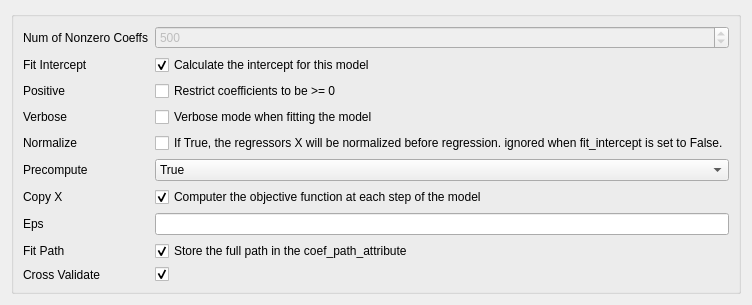
tisaconundrum2/PySAT-GUI, file ui/LARS.ui: the form before one commit.
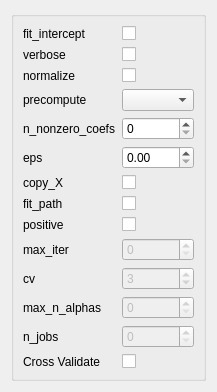
The form after the commit.

Commit message: Update to match sklearn libraries

```diff
--- a/ui/LARS.ui
+++ b/ui/LARS.ui
@@ -2,14 +2,6 @@
 <ui version="4.0">
  <class>Form</class>
  <widget class="QWidget" name="Form">
-  <property name="geometry">
-   <rect>
-    <x>0</x>
-    <y>0</y>
-    <width>677</width>
-    <height>267</height>
-   </rect>
-  </property>
   <property name="sizePolicy">
    <sizepolicy hsizetype="Ignored" vsizetype="Ignored">
     <horstretch>0</horstretch>
@@ -29,168 +21,161 @@
       <item row="0" column="0">
        <widget class="QLabel" name="numOfNonzeroCoeffsLabel">
         <property name="text">
-         <string>Num of Nonzero Coeffs</string>
+         <string>fit_intercept</string>
         </property>
        </widget>
       </item>
       <item row="0" column="1">
-       <widget class="QSpinBox" name="numOfNonzeroCoeffsSpinBox">
-        <property name="enabled">
-         <bool>false</bool>
-        </property>
-        <property name="maximum">
-         <number>999999</number>
-        </property>
-        <property name="value">
-         <number>500</number>
-        </property>
-       </widget>
+       <widget class="QCheckBox" name="fit_interceptCheckBox"/>
       </item>
       <item row="1" column="0">
-       <widget class="QLabel" name="fitInterceptLabel">
+       <widget class="QLabel" name="verboseLabel">
         <property name="text">
-         <string>Fit Intercept</string>
+         <string>verbose</string>
         </property>
        </widget>
       </item>
       <item row="1" column="1">
-       <widget class="QCheckBox" name="fitInterceptCheckBox">
-        <property name="text">
-         <string>Calculate the intercept for this model</string>
-        </property>
-        <property name="checked">
-         <bool>true</bool>
-        </property>
-       </widget>
+       <widget class="QCheckBox" name="verboseCheckBox"/>
       </item>
       <item row="2" column="0">
-       <widget class="QLabel" name="positiveLabel">
+       <widget class="QLabel" name="normalizeLabel">
         <property name="text">
-         <string>Positive</string>
+         <string>normalize</string>
         </property>
        </widget>
       </item>
       <item row="2" column="1">
-       <widget class="QCheckBox" name="positiveCheckBox">
-        <property name="text">
-         <string>Restrict coefficients to be &gt;= 0</string>
-        </property>
-       </widget>
+       <widget class="QCheckBox" name="normalizeCheckBox"/>
       </item>
       <item row="3" column="0">
-       <widget class="QLabel" name="verboseLabel">
+       <widget class="QLabel" name="precomputeLabel">
         <property name="text">
-         <string>Verbose</string>
+         <string>precompute</string>
         </property>
        </widget>
       </item>
       <item row="3" column="1">
-       <widget class="QCheckBox" name="verboseCheckBox">
-        <property name="text">
-         <string>Verbose mode when fitting the model</string>
-        </property>
-       </widget>
+       <widget class="QComboBox" name="precomputeComboBox"/>
       </item>
       <item row="4" column="0">
-       <widget class="QLabel" name="normalizeLabel">
+       <widget class="QLabel" name="n_nonzero_coefsLabel">
         <property name="text">
-         <string>Normalize</string>
+         <string>n_nonzero_coefs</string>
         </property>
        </widget>
       </item>
       <item row="4" column="1">
-       <widget class="QCheckBox" name="normalizeCheckBox">
-        <property name="text">
-         <string>If True, the regressors X will be normalized before regression. ignored when fit_intercept is set to False.</string>
-        </property>
-       </widget>
+       <widget class="QSpinBox" name="n_nonzero_coefsSpinBox"/>
       </item>
       <item row="5" column="0">
-       <widget class="QLabel" name="precomputeLabel">
+       <widget class="QLabel" name="epsLabel">
         <property name="text">
-         <string>Precompute</string>
+         <string>eps</string>
         </property>
        </widget>
       </item>
       <item row="5" column="1">
-       <widget class="QComboBox" name="precomputeComboBox">
-        <item>
-         <property name="text">
-          <string>True</string>
-         </property>
-        </item>
-        <item>
-         <property name="text">
-          <string>False</string>
-         </property>
-        </item>
-        <item>
-         <property name="text">
-          <string>auto</string>
-         </property>
-        </item>
-       </widget>
+       <widget class="QDoubleSpinBox" name="epsDoubleSpinBox"/>
       </item>
       <item row="6" column="0">
        <widget class="QLabel" name="copyXLabel">
         <property name="text">
-         <string>Copy X</string>
+         <string>copy_X</string>
         </property>
        </widget>
       </item>
       <item row="6" column="1">
-       <widget class="QCheckBox" name="copyXCheckBox">
-        <property name="text">
-         <string>Computer the objective function at each step of the model</string>
-        </property>
-        <property name="checked">
-         <bool>true</bool>
-        </property>
-       </widget>
+       <widget class="QCheckBox" name="copy_XCheckBox"/>
       </item>
       <item row="7" column="0">
-       <widget class="QLabel" name="epsLabel">
+       <widget class="QLabel" name="fit_pathLabel">
         <property name="text">
-         <string>Eps</string>
+         <string>fit_path</string>
         </property>
        </widget>
       </item>
+      <item row="7" column="1">
+       <widget class="QCheckBox" name="fit_pathCheckBox"/>
+      </item>
       <item row="8" column="0">
-       <widget class="QLabel" name="fitPathLabel">
+       <widget class="QLabel" name="positiveLabel">
         <property name="text">
-         <string>Fit Path</string>
+         <string>positive</string>
         </property>
        </widget>
       </item>
       <item row="8" column="1">
-       <widget class="QCheckBox" name="fitPathCheckBox">
-        <property name="text">
-         <string>Store the full path in the coef_path_attribute</string>
-        </property>
-        <property name="checked">
-         <bool>true</bool>
-        </property>
-       </widget>
+       <widget class="QCheckBox" name="positiveCheckBox"/>
       </item>
       <item row="9" column="0">
        <widget class="QLabel" name="crossValidatePathLabel">
         <property name="text">
-         <string>Cross Validate</string>
+         <string>max_iter</string>
         </property>
        </widget>
       </item>
       <item row="9" column="1">
-       <widget class="QCheckBox" name="crossValidateCheckBox">
+       <widget class="QSpinBox" name="max_iterSpinBox">
+        <property name="enabled">
+         <bool>false</bool>
+        </property>
+       </widget>
+      </item>
+      <item row="10" column="0">
+       <widget class="QLabel" name="cvLabel">
         <property name="text">
-         <string/>
+         <string>cv</string>
         </property>
-        <property name="checked">
-         <bool>true</bool>
+       </widget>
+      </item>
+      <item row="10" column="1">
+       <widget class="QSpinBox" name="cvSpinBox">
+        <property name="enabled">
+         <bool>false</bool>
         </property>
+        <property name="value">
+         <number>3</number>
+        </property>
        </widget>
       </item>
-      <item row="7" column="1">
-       <widget class="QLineEdit" name="epsDoubleLineEdit"/>
+      <item row="11" column="0">
+       <widget class="QLabel" name="max_n_alphasLabel">
+        <property name="text">
+         <string>max_n_alphas</string>
+        </property>
+       </widget>
+      </item>
+      <item row="11" column="1">
+       <widget class="QSpinBox" name="max_n_alphasSpinBox">
+        <property name="enabled">
+         <bool>false</bool>
+        </property>
+       </widget>
+      </item>
+      <item row="12" column="0">
+       <widget class="QLabel" name="n_jobsLabel">
+        <property name="text">
+         <string>n_jobs</string>
+        </property>
+       </widget>
+      </item>
+      <item row="12" column="1">
+       <widget class="QSpinBox" name="n_jobsSpinBox">
+        <property name="enabled">
+         <bool>false</bool>
+        </property>
+       </widget>
+      </item>
+      <item row="13" column="0">
+       <widget class="QLabel" name="cVLabel">
+        <property name="text">
+         <string>Cross Validate</string>
+        </property>
+       </widget>
+      </item>
+      <item row="13" column="1">
+       <widget class="QCheckBox" name="cVCheckBox"/>
       </item>
      </layout>
     </widget>
```
Left out of the diff: 79 changed lines with no effect on the pictures. The commit also changes 1 other file.
